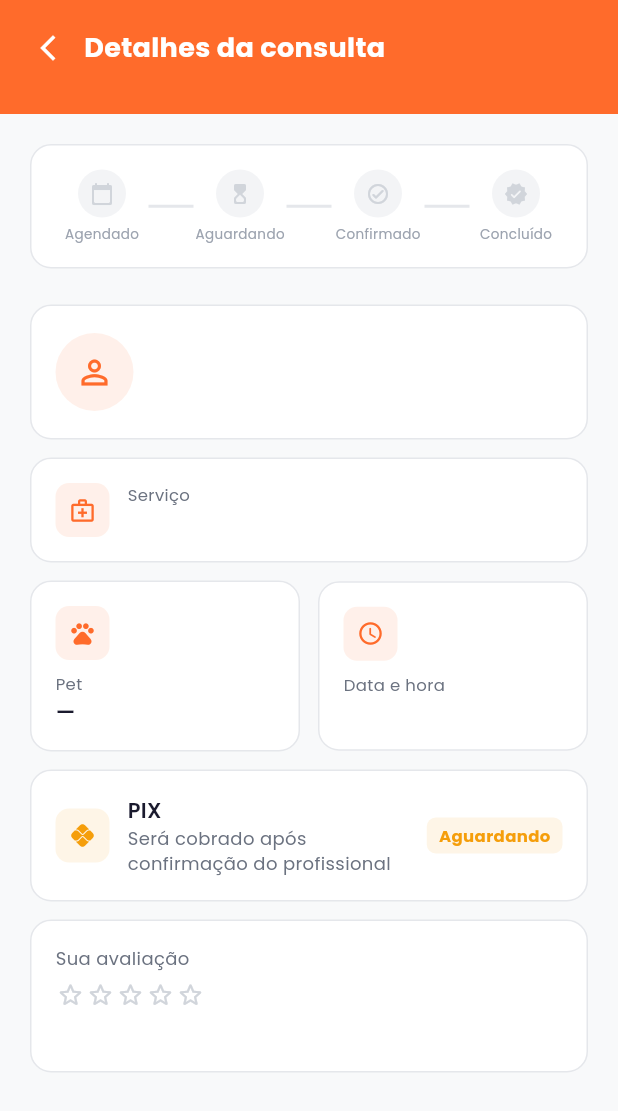
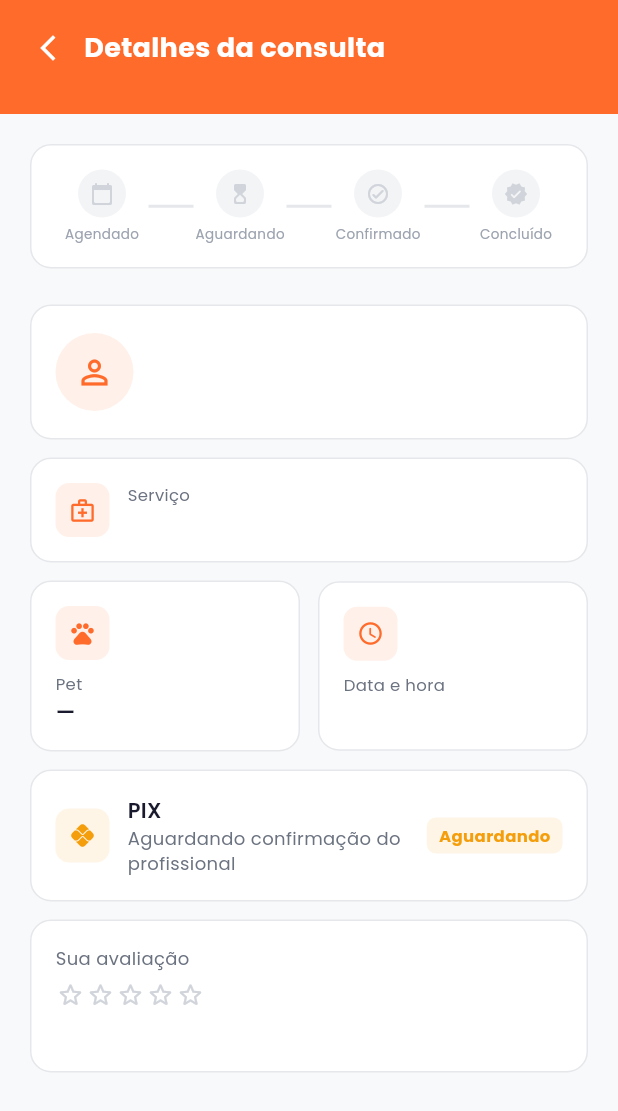
Before and after one commit to vetvemaplicativo/vetvem, a Flutter app: the ConsultaDetailView screen opened directly with empty values, on a phone screen of 412 x 824 dp. Shown: the top 1111 px of the screen. Run offline on Flutter 3.47's test engine with Material 3 defaults, Android fonts, the phone set to English and light mode, and no system bars; our stand-ins replace cloud_firestore, connectivity_plus, firebase_analytics, firebase_auth, firebase_core, firebase_messaging and 10 more; accounts and stored records are empty.

Commit message:
Tutor 1.0.8+26: correções acumuladas (ícone iOS, pagamento, cadastro) + trava contra conta zumbi
- Ícone iOS full-bleed + splash/launch laranja (cantos transparentes do logo)
- awaitingPayment: pagamento pendente tratado corretamente após PIX abandonado
- createUserWithEmailAndPassword: se o perfil falhar após criar o login,
  desfaz a conta em vez de deixar uma conta "zumbi" (login válido, perfil
  vazio, sem aviso) — mesmo problema encontrado hoje no cadastro do Pro
- platform: 'ios'|'android' salvo em toda criação de conta
- functions/index.js + firestore.rules: mudanças já em produção desde
  sessões anteriores, agora versionadas (PIX reaproveitado ao voltar,
  accountStatus='pending' liberado no primeiro login social)

Co-Authored-By: Claude Sonnet 5 <noreply@anthropic.com>

```diff
--- a/lib/app/modules/consultas/consulta_detail_view.dart
+++ b/lib/app/modules/consultas/consulta_detail_view.dart
@@ -263,7 +263,7 @@ class ConsultaDetailView extends StatelessWidget {
           // Pagamento agora acontece já na solicitação — este botão só
           // aparece se o tutor abandonou o pagamento no meio do caminho
           // (ex.: saiu do PIX antes de pagar) e a solicitação ainda não expirou.
-          if (item.status == 'pending_confirmation' && item.paymentStatus == 'pending_payment')
+          if (item.awaitingPayment)
             _BottomAction(
               label: 'Pagar agora e garantir seu horário',
               icon: Icons.account_balance_wallet_rounded,
@@ -287,7 +287,14 @@ class ConsultaDetailView extends StatelessWidget {
                 'address': '',
               }),
             ),
-          if (item.status == 'pending_confirmation' && item.paymentStatus != 'pending_payment')
+          if (item.paymentInReview)
+            _BottomAction(
+              label: 'Pagamento em análise...',
+              icon: Icons.hourglass_top_rounded,
+              color: const Color(0xFFF59E0B),
+              onTap: null,
+            ),
+          if (item.status == 'pending_confirmation' && !item.awaitingPayment && !item.paymentInReview)
             _BottomAction(
               label: 'Aguardando confirmação do profissional...',
               icon: Icons.hourglass_top_rounded,
@@ -346,7 +353,7 @@ class _PaymentCard extends StatelessWidget {
 
   @override
   Widget build(BuildContext context) {
-    final needsPayment = item.status == 'pending_confirmation' && item.paymentStatus == 'pending_payment';
+    final needsPayment = item.awaitingPayment;
     final isPaid = item.paymentStatus == 'approved' || item.paymentStatus == 'paid' || item.status == 'completed';
     final isCancelled = item.status == 'cancelled' || item.status == 'rejected';
 
@@ -457,7 +464,9 @@ class _PaymentCard extends StatelessWidget {
         ? 'Estornado ao seu método de pagamento'
         : isPaid
             ? 'Pagamento confirmado — obrigado!'
-            : 'Será cobrado após confirmação do profissional';
+            : item.paymentInReview
+                ? 'Pagamento em análise pelo Mercado Pago'
+                : 'Aguardando confirmação do profissional';
 
     final methodIcon = item.paymentMethod == 'pix'
         ? Icons.pix_rounded
--- a/lib/app/modules/profile/profile_controller.dart
+++ b/lib/app/modules/profile/profile_controller.dart
@@ -96,6 +96,16 @@ class ConsultationHistory {
     this.paymentStatus = '',
   });
 
+  // Gerar o PIX já muda paymentStatus para 'pending' (MP), então "não pago" é
+  // tudo que não for aprovado — 'in_process' fica de fora (cartão em análise:
+  // pagar de novo geraria cobrança duplicada).
+  bool get awaitingPayment =>
+      status == 'pending_confirmation' &&
+      paymentStatus != 'approved' &&
+      paymentStatus != 'paid' &&
+      paymentStatus != 'in_process';
+  bool get paymentInReview =>
+      status == 'pending_confirmation' && paymentStatus == 'in_process';
   bool get canRate => status == 'completed' && rating == null;
   bool get isActive => status == 'pending_confirmation' || status == 'confirmed';
 }
--- a/lib/app/modules/splash/splash_view.dart
+++ b/lib/app/modules/splash/splash_view.dart
@@ -3,7 +3,6 @@ import 'package:flutter/material.dart';
 import 'package:get/get.dart';
 import '../../routes/app_routes.dart';
 import '../../services/auth_service.dart';
-import '../../theme/app_theme.dart';
 import '../terms/terms_view.dart';
 
 class SplashView extends StatefulWidget {
@@ -32,7 +31,9 @@ class _SplashViewState extends State<SplashView> {
   @override
   Widget build(BuildContext context) {
     return Scaffold(
-      backgroundColor: AppColors.primary,
+      // Mesma cor do logo (o PNG tem cantos transparentes): com AppColors.primary
+      // o quadrado do logo aparecia como um bloco de tom diferente no fundo.
+      backgroundColor: const Color(0xFFFF590E),
       body: Center(
         child: Column(
           mainAxisAlignment: MainAxisAlignment.center,
```
Also changed, not shown: lib/app/modules/payment/payment_controller.dart (+3 -33 lines), lib/app/services/auth_service.dart (+20 -3 lines), pubspec.yaml (+4 -5 lines), assets/images/app_icon_ios.png (added), 24 other files.
